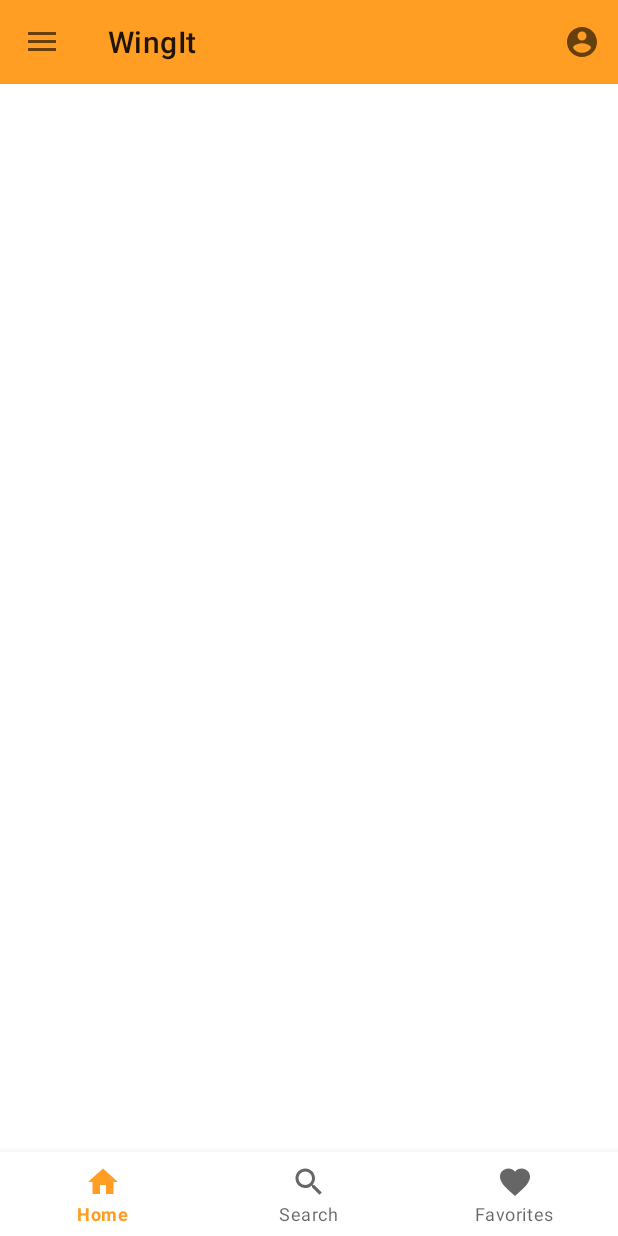
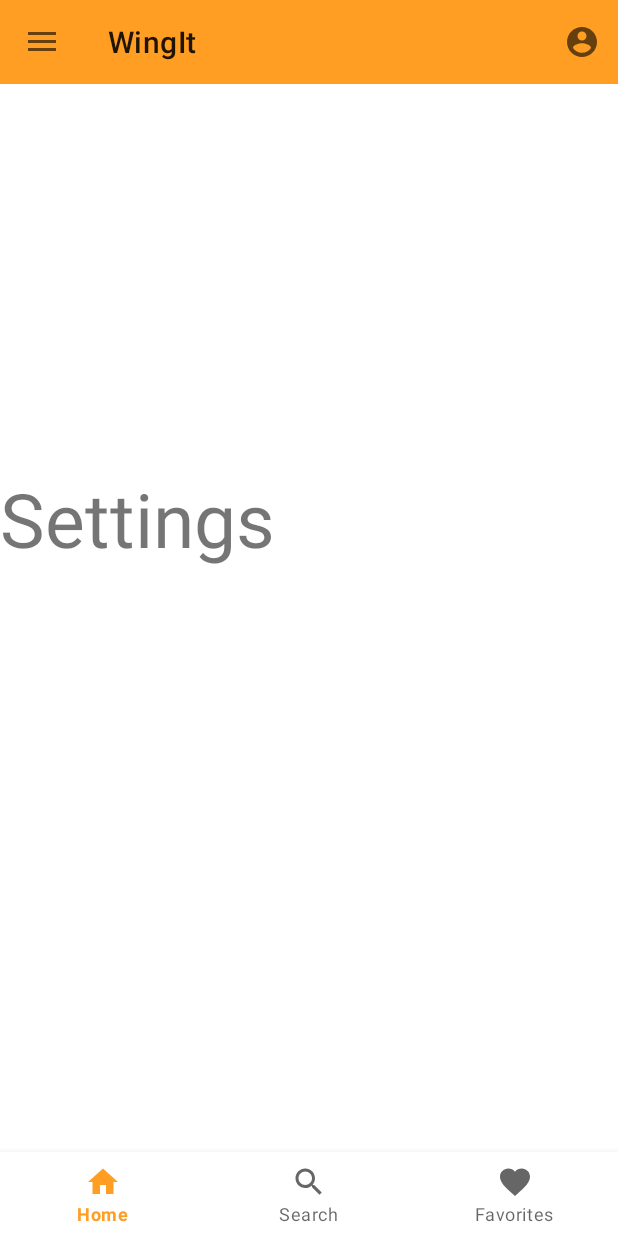
Before and after one commit to LouisZ-123/ProjectWingit, an Android app: the screen it shows after launch (MainActivity), in the side drawer, after a tap on "Settings", on a phone screen of 412 x 824 dp. Run offline under Robolectric (Android 15) with nearby library versions, the phone set to English and light mode, and no system bars.

Commit message:
Changed each UI page to its corresponding text in the fragment

```diff
--- a/app/src/main/res/layout/fragment_settings.xml
+++ b/app/src/main/res/layout/fragment_settings.xml
@@ -1,5 +1,5 @@
 <?xml version="1.0" encoding="utf-8"?>
-<FrameLayout xmlns:android="http://schemas.android.com/apk/res/android"
+<RelativeLayout xmlns:android="http://schemas.android.com/apk/res/android"
     xmlns:tools="http://schemas.android.com/tools"
     android:layout_width="match_parent"
     android:layout_height="match_parent"
@@ -8,7 +8,9 @@
     <!-- TODO: Update blank fragment layout -->
     <TextView
         android:layout_width="match_parent"
-        android:layout_height="match_parent"
-        android:text="@string/hello_blank_fragment" />
+        android:layout_height="200sp"
+        android:layout_centerInParent="true"
+        android:text="Settings"
+        android:textSize="50sp" />
 
-</FrameLayout>
+</RelativeLayout>
```
Also changed, not shown: app/src/main/res/layout/fragment_account_options.xml (+6 -4 lines), app/src/main/res/layout/fragment_create_recipe.xml (+6 -4 lines), app/src/main/res/layout/fragment_local_venues.xml (+6 -4 lines).
